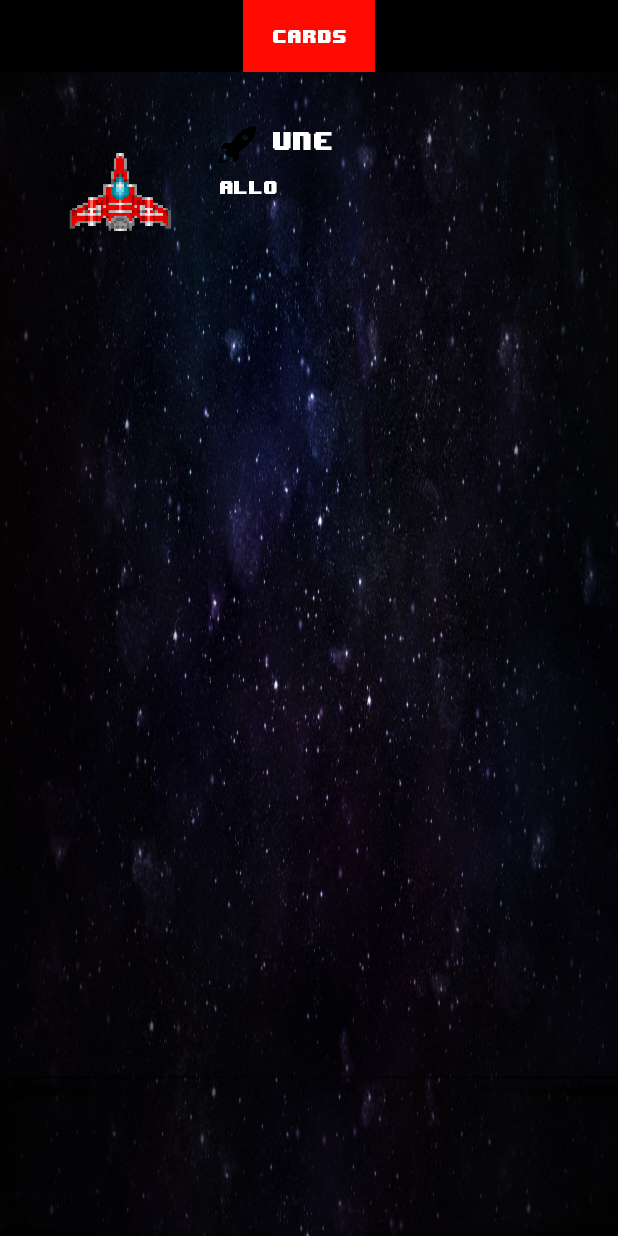
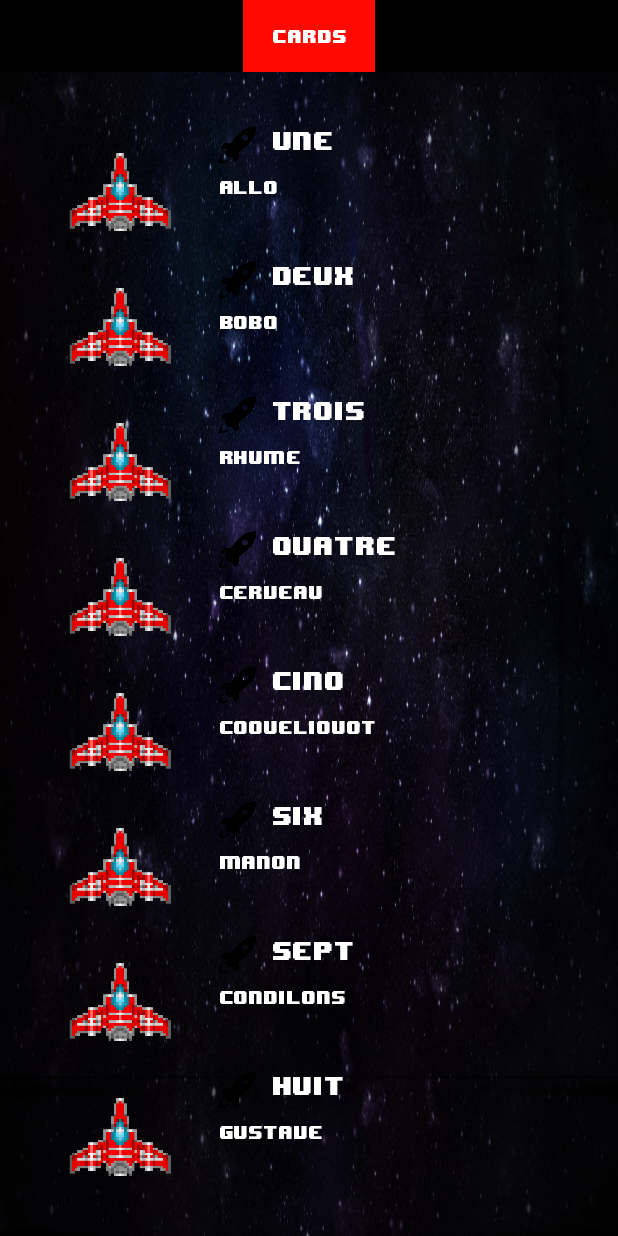
Before and after one commit to patrick-lainesse/planet_jumper, an Android app: the fragment FragCartes placed in its activity, on a phone screen of 412 x 824 dp. Run offline under Robolectric (Android 15) with nearby library versions, the phone set to English and light mode, and no system bars; 1 statement that could not run was skipped.

Commit message:
Affichage de plusieurs items dans le RecyclerView corrigé. Gros nettoyage de code en perspective.

```diff
--- a/app/src/main/java/com/example/planet_jumper/FragCartes.kt
+++ b/app/src/main/java/com/example/planet_jumper/FragCartes.kt
@@ -65,7 +65,13 @@ class FragCartes : Fragment() {
         deck.add(Cartes("Trois", "Trad", "mage", "Rhume"))
         deck.add(Cartes("Quatre", "Trad", "mage", "Cerveau"))
         deck.add(Cartes("Cinq", "Trad", "mage", "Coqueliquot"))
-        deck.add(Cartes("Six", "Trad", "mage", "Oli"))
+        deck.add(Cartes("Six", "Trad", "mage", "Manon"))
+        deck.add(Cartes("Sept", "Trad", "mage", "Condilons"))
+        deck.add(Cartes("Huit", "Trad", "mage", "Gustave"))
+        deck.add(Cartes("Neuf", "Trad", "mage", "Violette"))
+        deck.add(Cartes("Dix", "Trad", "mage", "Gugu"))
+        deck.add(Cartes("Onze", "Trad", "mage", "Viovio"))
+        deck.add(Cartes("Douze", "Trad", "mage", "Rococo, rococo, rococo"))
 
         val view: View = inflater.inflate(frag_cartes, container, false)
 
--- a/app/src/main/res/layout/carte_jeu_item.xml
+++ b/app/src/main/res/layout/carte_jeu_item.xml
@@ -1,8 +1,9 @@
 <?xml version="1.0" encoding="utf-8"?>
 <androidx.appcompat.widget.LinearLayoutCompat
     android:id="@+id/card_jeu_item"
-    xmlns:android="http://schemas.android.com/apk/res/android" android:layout_width="match_parent"
-    android:layout_height="match_parent"
+    xmlns:android="http://schemas.android.com/apk/res/android"
+    android:layout_width="match_parent"
+    android:layout_height="wrap_content"
     android:orientation="horizontal">
 
     <androidx.appcompat.widget.AppCompatImageView
```
